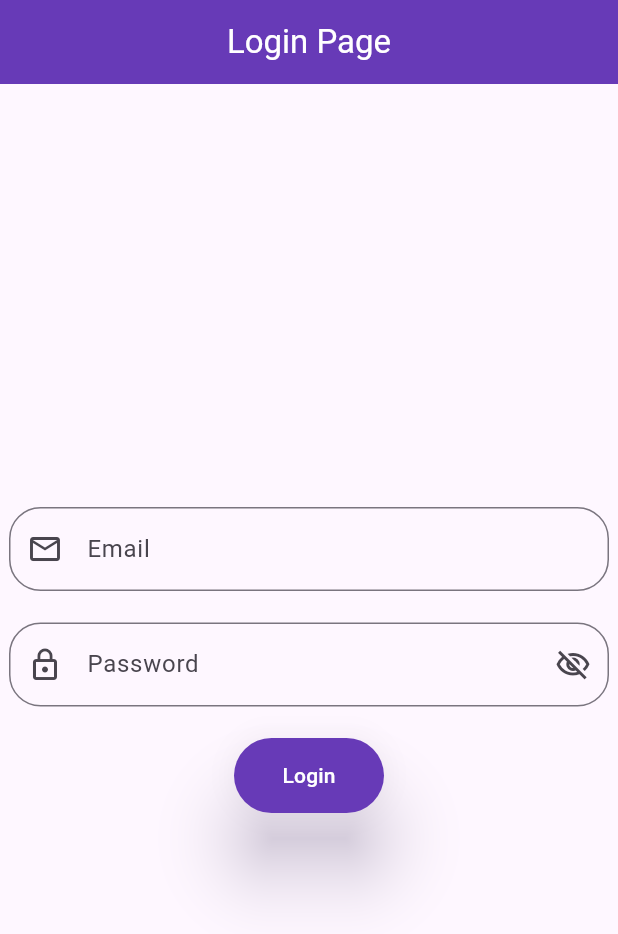
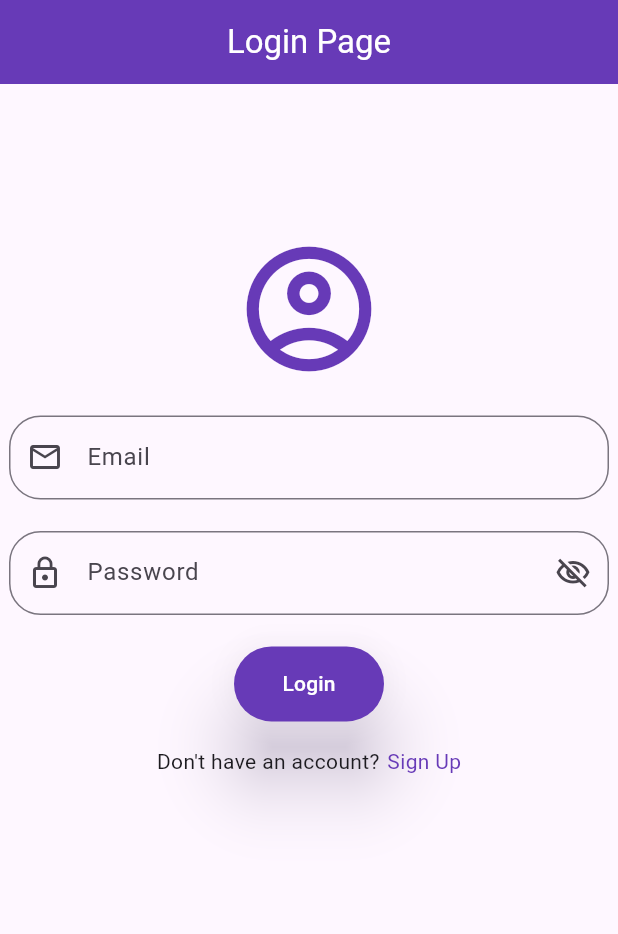
Before and after one commit to Sikandar897/Flutter_App_using_MVVM_Provider, a Flutter app: the screen it shows after launch, on a phone screen of 412 x 824 dp. Shown: the top 934 px of the screen. Run offline on Flutter 3.47's test engine with Material 3 defaults, Android fonts, the phone set to English and light mode, and no system bars; our stand-ins replace another_flushbar, fluttertoast.

Commit message:
signup, login, completed using api

```diff
--- a/lib/Repository/auth_repository.dart
+++ b/lib/Repository/auth_repository.dart
@@ -22,7 +22,7 @@ Future<dynamic> loginAPi(dynamic data) async {
 
 //here is code for hitting Register Api
 
-Future<dynamic> registerAPi(dynamic data) async {
+Future<dynamic> signUpAPi(dynamic data) async {
   try{
     dynamic response = await apiServices.getPostApiResponse(AppUrl.registerUrl, data);
     return response;
--- a/lib/Utils/Routes/routes.dart
+++ b/lib/Utils/Routes/routes.dart
@@ -3,6 +3,7 @@ import 'package:flutter/material.dart';
 import 'package:mvvm_app/Utils/Routes/routes_name.dart';
 import 'package:mvvm_app/View/home_screen.dart';
 import 'package:mvvm_app/View/login_screen.dart';
+import 'package:mvvm_app/View/signup_view.dart';
 
 class Routes {
 
@@ -15,6 +16,9 @@ class Routes {
       case RoutesName.login:
       return MaterialPageRoute(builder: (context)=> const LoginView());
 
+      case RoutesName.signUp:
+      return MaterialPageRoute(builder: (context)=> const SignUpView());
+
       default:
       return MaterialPageRoute(builder: (context)=> const Scaffold(
         body: Center(
--- a/lib/Utils/Routes/routes_name.dart
+++ b/lib/Utils/Routes/routes_name.dart
@@ -5,6 +5,9 @@ class RoutesName{
   //Accounts Routes Name
   static const String login = 'login_screen';
 
+   //signup Screen Routes Name
+  static const String signUp = 'signup_screen';
+
   //Home Screen Routes Name
   static const String home = 'home_screen';
 
--- a/lib/View/login_screen.dart
+++ b/lib/View/login_screen.dart
@@ -1,5 +1,6 @@
 import 'package:flutter/material.dart';
 import 'package:mvvm_app/Resources/Components/eleveted_button.dart';
+import 'package:mvvm_app/Utils/Routes/routes_name.dart';
 import 'package:mvvm_app/Utils/utils.dart';
 import 'package:mvvm_app/View_Model/auth_view_model.dart';
 import 'package:provider/provider.dart';
@@ -23,7 +24,6 @@ class _LoginViewState extends State<LoginView> {
 
   @override
   void dispose() {
-
     //when this screen is gone the below thing will be dispose which will relase your RAM.
 
     super.dispose();
@@ -39,13 +39,20 @@ class _LoginViewState extends State<LoginView> {
     final authViewModel = Provider.of<AuthViewModel>(context);
     return Scaffold(
       appBar: AppBar(
+          foregroundColor: Colors.white,
           centerTitle: true,
-          title: const Text(
-            'Login Page',
-            style: TextStyle(color: Colors.white),
+          title: const Text('Login Page'),
+          backgroundColor: Colors.deepPurple),
+      body: Column(
+        children: [
+        Container(
+          height: MediaQuery.of(context).size.height * 0.05,
+          margin: const EdgeInsets.only(top: 100),
+          child: const Icon(size: 100,
+          color: Colors.deepPurple,
+            Icons.account_circle_outlined),
         ),
-          backgroundColor: Colors.deepPurple),
-      body: Center(
+        Center(
           child: SizedBox(
             width: 400,
             height: 400,
@@ -74,9 +81,10 @@ class _LoginViewState extends State<LoginView> {
                   height: 21,
                 ),
                 ValueListenableBuilder(
-                valueListenable:  obseciverPassword,
-                builder: (BuildContext context, dynamic value, Widget? child) {
-                  return  TextField(
+                  valueListenable: obseciverPassword,
+                  builder:
+                      (BuildContext context, dynamic value, Widget? child) {
+                    return TextField(
                       obscureText: obseciverPassword.value,
                       controller: passwordController,
                       decoration: InputDecoration(
@@ -85,8 +93,11 @@ class _LoginViewState extends State<LoginView> {
                         ),
                         prefixIcon: const Icon(Icons.lock_outline),
                         suffixIcon: InkWell(
-                      onTap: () => obseciverPassword.value =! obseciverPassword.value,
-                      child: obseciverPassword.value ? const Icon(Icons.visibility_off_outlined): const Icon(Icons.visibility_outlined)),
+                            onTap: () => obseciverPassword.value =
+                                !obseciverPassword.value,
+                            child: obseciverPassword.value
+                                ? const Icon(Icons.visibility_off_outlined)
+                                : const Icon(Icons.visibility_outlined)),
                         label: const Text('Password'),
                         hintText: 'Enter Your Password',
                       ),
@@ -100,30 +111,46 @@ class _LoginViewState extends State<LoginView> {
                   title: 'Login',
                   loading: authViewModel.loading,
                   onPress: () {
-                if(emailController.text.isEmpty){
+                    if (emailController.text.isEmpty) {
                       Utils.flashBarErrormessage('Please enter Email', context);
-                }
-                else if(passwordController.text.isEmpty){
-                  Utils.flashBarErrormessage('Please enter Password', context);
-                }
-                else if(passwordController.text.length < 6){
-                  Utils.flashBarErrormessage('Please enter 6 digit password', context);
-                }
-                else{
-                  Map data ={
-                    'email' : emailController.text.toString(),
-                    'password':passwordController.text.toString()
+                    } else if (passwordController.text.isEmpty) {
+                      Utils.flashBarErrormessage(
+                          'Please enter Password', context);
+                    } else if (passwordController.text.length < 6) {
+                      Utils.flashBarErrormessage(
+                          'Please enter 6 digit password', context);
+                    } else {
+                      Map data = {
+                        'email': emailController.text.toString(),
+                        'password': passwordController.text.toString()
                       };
                       authViewModel.loginApi(data, context);
                       // ignore: avoid_print
                       print('API HIT');
                     }
                   },
-             )
+                ),
+                SizedBox(height: MediaQuery.of(context).size.height * .02),
+                Center(
+                  child: Row(
+                    mainAxisAlignment: MainAxisAlignment.center,
+                    crossAxisAlignment: CrossAxisAlignment.center,
+                    children: [
+                      const Text("Don't have an account?"),
+                      const SizedBox(width: 5,),
+                       InkWell(
+                        onTap: () {
+                          Navigator.pushNamed(context, RoutesName.signUp);
+                        },
+                        child: const Text("Sign Up", style: TextStyle(color: Colors.deepPurple))),
+                    ],
+                  ),
+                ),
               ],
             ),
           ),
         ),
+      ]),
     );
   }
 }
```
Also changed, not shown: lib/View/signup_view.dart (added, +147 -0 lines), lib/View_Model/auth_view_model.dart (+36 -0 lines). Lines whose indentation alone changed are shown as unchanged.
